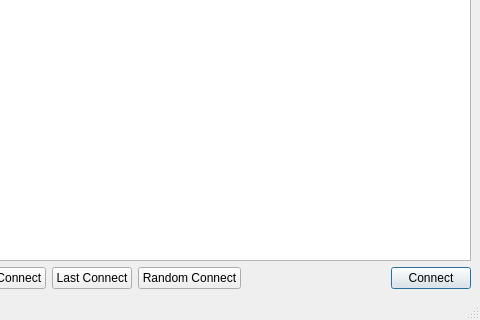
Qt form mainwindow.ui (baduhai/Protonvpn-GUI) before a commit; both pictures show x 366 to 846 and y 280 to 600 of the 846 by 600 pixel window.
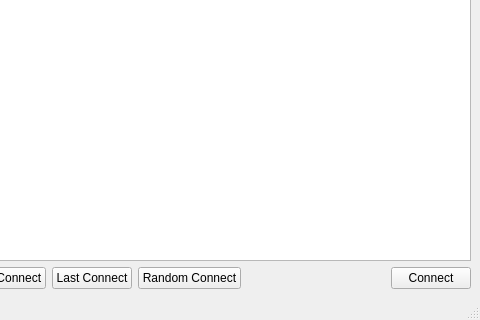
The same form after that commit.

Patch:
```diff
--- a/mainwindow.ui
+++ b/mainwindow.ui
@@ -155,7 +155,7 @@
            <string>Connect</string>
           </property>
           <property name="default">
-           <bool>true</bool>
+           <bool>false</bool>
           </property>
          </widget>
         </item>
```
Left out of the diff: 2 changed lines with no effect on the pictures.
